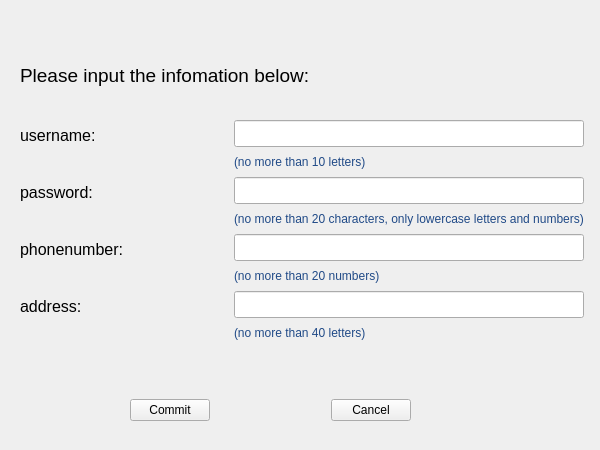
The window that project1-qt/regiwidget.ui (cjh-0806/NJU-advanced-programming-project1-qt) describes before a commit, drawn with Qt 5.
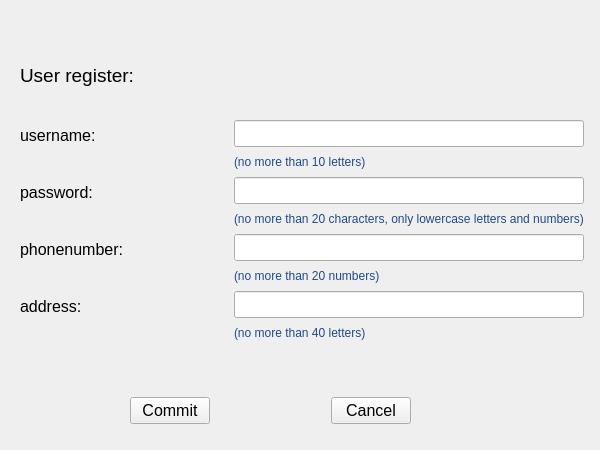
The same window after the commit.

```diff
--- a/project1-qt/regiwidget.ui
+++ b/project1-qt/regiwidget.ui
@@ -40,7 +40,7 @@
     </font>
    </property>
    <property name="text">
-    <string>Please input the infomation below:</string>
+    <string>User register:</string>
    </property>
   </widget>
   <widget class="QWidget" name="layoutWidget">
@@ -239,6 +239,11 @@
    <layout class="QHBoxLayout" name="horizontalLayout_2">
     <item>
      <widget class="QPushButton" name="commitButton">
+      <property name="font">
+       <font>
+        <pointsize>12</pointsize>
+       </font>
+      </property>
       <property name="text">
        <string>Commit</string>
       </property>
@@ -259,6 +264,11 @@
     </item>
     <item>
      <widget class="QPushButton" name="cancelButton">
+      <property name="font">
+       <font>
+        <pointsize>12</pointsize>
+       </font>
+      </property>
       <property name="text">
        <string>Cancel</string>
       </property>
```
